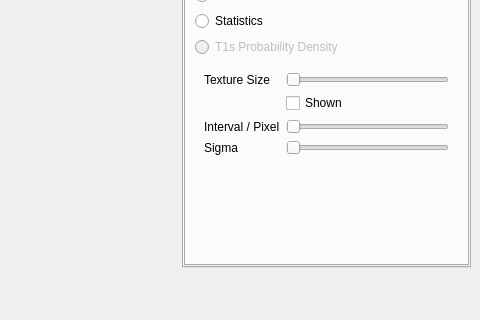
Before: the Qt Designer form MainWindow.ui in danlipsa/foamvis, drawn with Qt 5; both pictures show x 563 to 1043 and y 276 to 596 of the 1043 by 596 pixel window.
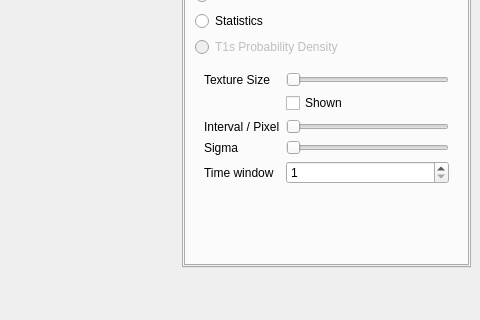
After: the same form once the commit is applied. The open tabs and pages were chosen to show the change. Custom widgets are drawn as their Qt base class.

```diff
--- a/MainWindow.ui
+++ b/MainWindow.ui
@@ -1944,6 +1944,23 @@
                      </property>
                     </widget>
                    </item>
+                   <item row="4" column="0">
+                    <widget class="QLabel" name="labelStatisticsTimeWindow_2">
+                     <property name="text">
+                      <string>Time window</string>
+                     </property>
+                    </widget>
+                   </item>
+                   <item row="4" column="1">
+                    <widget class="QSpinBox" name="spinBoxT1sTimeWindow">
+                     <property name="minimum">
+                      <number>1</number>
+                     </property>
+                     <property name="value">
+                      <number>1</number>
+                     </property>
+                    </widget>
+                   </item>
                   </layout>
                  </widget>
                 </widget>
```
Left out of the diff: 319 changed lines with no effect on the pictures.
